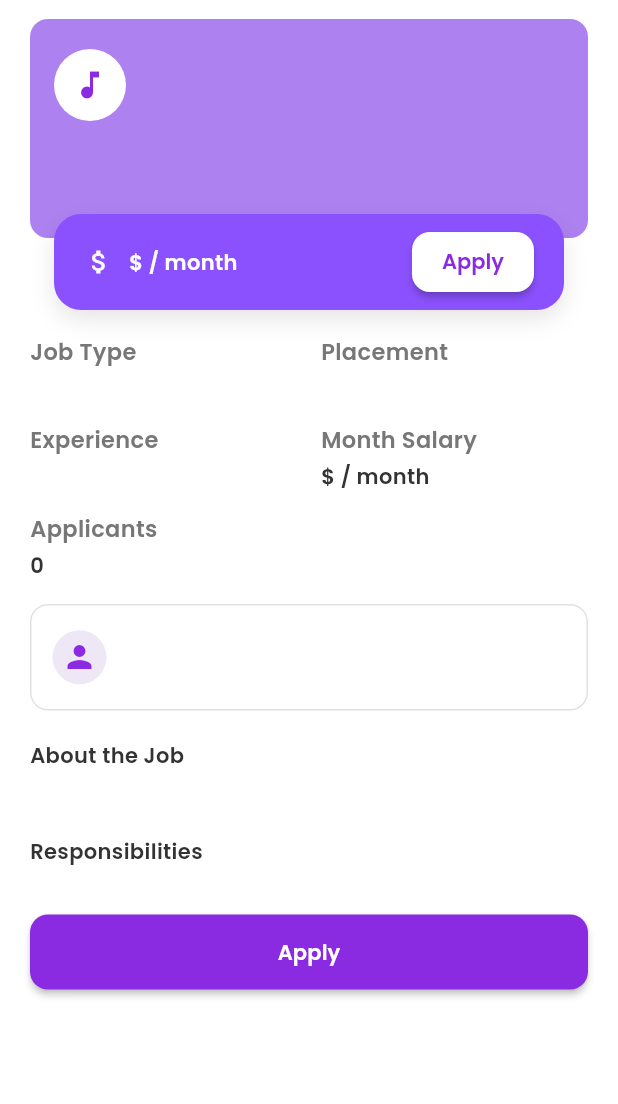
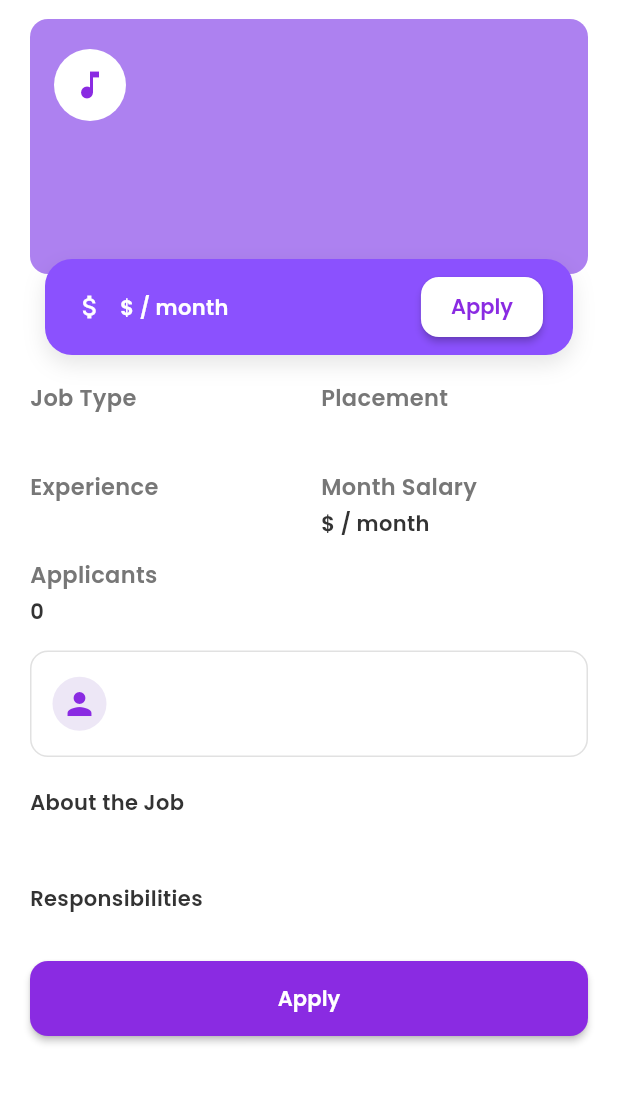
Before and after one commit to MuhammadSafyanTariq/inner-exec, a Flutter app: the _ScaffoldDetails screen opened directly with empty values, on a phone screen of 412 x 824 dp, the part 62-1166 px from its top. Run offline on Flutter 3.47's test engine with Material 3 defaults, Android fonts, the phone set to English and light mode, and no system bars; our stand-ins replace cloud_firestore, file_picker, firebase_auth, firebase_core, fluttertoast, google_fonts and 3 more; missing offline and left inert: cloudinary_public, dart_openai; accounts and stored records are empty.

Commit message:
phase 1 complete

```diff
--- a/lib/presentation/screens/job/job_details_screen.dart
+++ b/lib/presentation/screens/job/job_details_screen.dart
@@ -194,7 +194,7 @@ class _ScaffoldDetails extends StatelessWidget {
               imageUrl: imageUrl,
               jobId: jobId,
             ),
-            const SizedBox(height: 65),
+            const SizedBox(height: 40),
             _TwoCol(
               label1: 'Job Type',
               value1: tags.isNotEmpty ? tags[0] : '',
@@ -331,17 +331,22 @@ class _HeroCard extends StatelessWidget {
   final String? jobId;
 
   @override
-  Widget build(BuildContext context) => Container(
+  Widget build(BuildContext context) => SizedBox(
     width: double.infinity,
+    child: Stack(
+      clipBehavior: Clip.none,
+      children: [
+        Column(
+          mainAxisSize: MainAxisSize.min,
+          children: [
+            Container(
+              height: 170,
               padding: const EdgeInsets.all(16),
               decoration: BoxDecoration(
                 color: Color.fromARGB(255, 173, 129, 240),
                 borderRadius: BorderRadius.circular(12),
               ),
-    child: Stack(
-      clipBehavior: Clip.none,
-      children: [
-        Column(
+              child: Column(
                 crossAxisAlignment: CrossAxisAlignment.start,
                 children: [
                   Row(
@@ -360,7 +365,10 @@ class _HeroCard extends StatelessWidget {
                               : null,
                         ),
                         child: imageUrl.isEmpty
-                      ? const Icon(Icons.music_note, color: Color(0xFF8A2BE2))
+                            ? const Icon(
+                                Icons.music_note,
+                                color: Color(0xFF8A2BE2),
+                              )
                             : null,
                       ),
                       const SizedBox(width: 12),
@@ -416,13 +424,16 @@ class _HeroCard extends StatelessWidget {
                         )
                         .toList(),
                   ),
-            const SizedBox(height: 46),
+                ],
+              ),
+            ),
+            const SizedBox(height: 32),
           ],
         ),
         Positioned(
-          left: 0,
-          right: 0,
-          bottom: -64,
+          left: 10,
+          right: 10,
+          bottom: -22,
           child: Material(
             color: Colors.transparent,
             child: Container(
@@ -541,6 +552,7 @@ class _Info extends StatelessWidget {
   @override
   Widget build(BuildContext context) => Column(
     crossAxisAlignment: CrossAxisAlignment.start,
+
     children: [
       Text(
         label,
```
Lines whose indentation alone changed are shown as unchanged.
